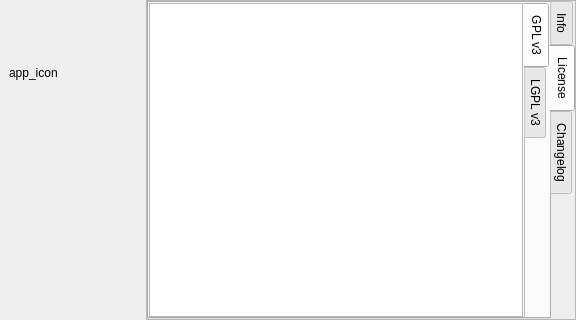
First picture: the form in src/ProfileEditor/aboutpe.ui, repository karakirimu/AutoBatchTools, before the edit.
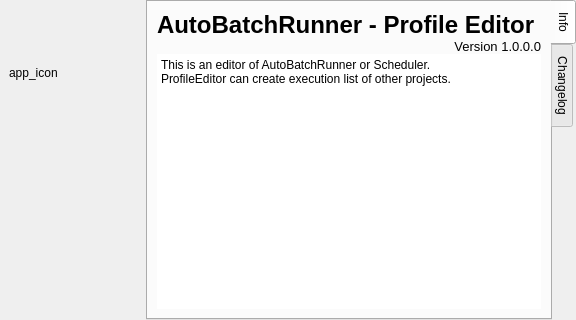
Second picture: the form after the edit. The open tabs and pages were chosen to show the change.

Commit message: [update] delete old settings

```diff
--- a/src/ProfileEditor/aboutpe.ui
+++ b/src/ProfileEditor/aboutpe.ui
@@ -70,7 +70,7 @@
    <item>
     <widget class="QFrame" name="AboutPEFrame">
      <property name="frameShape">
-      <enum>QFrame::StyledPanel</enum>
+      <enum>QFrame::NoFrame</enum>
      </property>
      <property name="frameShadow">
       <enum>QFrame::Raised</enum>
@@ -108,16 +108,16 @@
            <number>0</number>
           </property>
           <property name="leftMargin">
-           <number>6</number>
+           <number>9</number>
           </property>
           <property name="topMargin">
-           <number>6</number>
+           <number>9</number>
           </property>
           <property name="rightMargin">
-           <number>6</number>
+           <number>9</number>
           </property>
           <property name="bottomMargin">
-           <number>6</number>
+           <number>9</number>
           </property>
           <item>
            <widget class="QLabel" name="name">
@@ -139,13 +139,13 @@
             <property name="font">
              <font>
               <family>Arial</family>
-              <pointsize>12</pointsize>
-              <weight>75</weight>
-              <bold>true</bold>
+              <pointsize>10</pointsize>
+              <weight>50</weight>
+              <bold>false</bold>
              </font>
             </property>
             <property name="text">
-             <string notr="true">Version.1.00</string>
+             <string notr="true">Version 1.0.0.0</string>
             </property>
             <property name="alignment">
              <set>Qt::AlignRight|Qt::AlignTrailing|Qt::AlignVCenter</set>
@@ -162,116 +162,12 @@
 &lt;html&gt;&lt;head&gt;&lt;meta name=&quot;qrichtext&quot; content=&quot;1&quot; /&gt;&lt;style type=&quot;text/css&quot;&gt;
 p, li { white-space: pre-wrap; }
 &lt;/style&gt;&lt;/head&gt;&lt;body style=&quot; font-family:'MS UI Gothic'; font-size:9pt; font-weight:400; font-style:normal;&quot;&gt;
-&lt;p style=&quot; margin-top:0px; margin-bottom:0px; margin-left:0px; margin-right:0px; -qt-block-indent:0; text-indent:0px;&quot;&gt;This is an editor of AutoBatch Runner or Scheduler. &lt;br /&gt;ProfileEditor can create execution list of other projects.&lt;/p&gt;&lt;/body&gt;&lt;/html&gt;</string>
+&lt;p style=&quot; margin-top:0px; margin-bottom:0px; margin-left:0px; margin-right:0px; -qt-block-indent:0; text-indent:0px;&quot;&gt;&lt;span style=&quot; font-family:'MS UI Gothic';&quot;&gt;This is an editor of AutoBatchRunner or Scheduler. &lt;br /&gt;ProfileEditor can create execution list of other projects.&lt;/span&gt;&lt;/p&gt;&lt;/body&gt;&lt;/html&gt;</string>
             </property>
            </widget>
           </item>
          </layout>
         </widget>
-        <widget class="QWidget" name="license">
-         <attribute name="title">
-          <string>License</string>
-         </attribute>
-         <layout class="QVBoxLayout" name="verticalLayout_3">
-          <property name="spacing">
-           <number>0</number>
-          </property>
-          <property name="leftMargin">
-           <number>0</number>
-          </property>
-          <property name="topMargin">
-           <number>0</number>
-          </property>
-          <property name="rightMargin">
-           <number>0</number>
-          </property>
-          <property name="bottomMargin">
-           <number>0</number>
-          </property>
-          <item>
-           <widget class="QTabWidget" name="tabWidget">
-            <property name="tabPosition">
-             <enum>QTabWidget::East</enum>
-            </property>
-            <property name="currentIndex">
-             <number>0</number>
-            </property>
-            <property name="documentMode">
-             <bool>true</bool>
-            </property>
-            <property name="tabBarAutoHide">
-             <bool>true</bool>
-            </property>
-            <widget class="QWidget" name="tab">
-             <attribute name="title">
-              <string>GPL v3</string>
-             </attribute>
-             <layout class="QVBoxLayout" name="verticalLayout_4">
-              <property name="spacing">
-               <number>0</number>
-              </property>
-              <property name="leftMargin">
-               <number>0</number>
-              </property>
-              <property name="topMargin">
-               <number>0</number>
-              </property>
-              <property name="rightMargin">
-               <number>0</number>
-              </property>
-              <property name="bottomMargin">
-               <number>0</number>
-              </property>
-              <item>
-               <widget class="QTextBrowser" name="gpl">
-                <property name="html">
-                 <string notr="true">&lt;!DOCTYPE HTML PUBLIC &quot;-//W3C//DTD HTML 4.0//EN&quot; &quot;http://www.w3.org/TR/REC-html40/strict.dtd&quot;&gt;
-&lt;html&gt;&lt;head&gt;&lt;meta name=&quot;qrichtext&quot; content=&quot;1&quot; /&gt;&lt;style type=&quot;text/css&quot;&gt;
-p, li { white-space: pre-wrap; }
-&lt;/style&gt;&lt;/head&gt;&lt;body style=&quot; font-family:'MS UI Gothic'; font-size:9pt; font-weight:400; font-style:normal;&quot;&gt;
-&lt;p style=&quot;-qt-paragraph-type:empty; margin-top:0px; margin-bottom:0px; margin-left:0px; margin-right:0px; -qt-block-indent:0; text-indent:0px;&quot;&gt;&lt;br /&gt;&lt;/p&gt;&lt;/body&gt;&lt;/html&gt;</string>
-                </property>
-               </widget>
-              </item>
-             </layout>
-            </widget>
-            <widget class="QWidget" name="tab_2">
-             <attribute name="title">
-              <string>LGPL v3</string>
-             </attribute>
-             <layout class="QVBoxLayout" name="verticalLayout_5">
-              <property name="spacing">
-               <number>0</number>
-              </property>
-              <property name="leftMargin">
-               <number>0</number>
-              </property>
-              <property name="topMargin">
-               <number>0</number>
-              </property>
-              <property name="rightMargin">
-               <number>0</number>
-              </property>
-              <property name="bottomMargin">
-               <number>0</number>
-              </property>
-              <item>
-               <widget class="QTextBrowser" name="lgpl">
-                <property name="html">
-                 <string notr="true">&lt;!DOCTYPE HTML PUBLIC &quot;-//W3C//DTD HTML 4.0//EN&quot; &quot;http://www.w3.org/TR/REC-html40/strict.dtd&quot;&gt;
-&lt;html&gt;&lt;head&gt;&lt;meta name=&quot;qrichtext&quot; content=&quot;1&quot; /&gt;&lt;style type=&quot;text/css&quot;&gt;
-p, li { white-space: pre-wrap; }
-&lt;/style&gt;&lt;/head&gt;&lt;body style=&quot; font-family:'MS UI Gothic'; font-size:9pt; font-weight:400; font-style:normal;&quot;&gt;
-&lt;p style=&quot;-qt-paragraph-type:empty; margin-top:0px; margin-bottom:0px; margin-left:0px; margin-right:0px; -qt-block-indent:0; text-indent:0px;&quot;&gt;&lt;br /&gt;&lt;/p&gt;&lt;/body&gt;&lt;/html&gt;</string>
-                </property>
-               </widget>
-              </item>
-             </layout>
-            </widget>
-           </widget>
-          </item>
-         </layout>
-        </widget>
         <widget class="QWidget" name="changelog">
          <attribute name="title">
           <string>Changelog</string>
```
The commit also changes 1 other file.
